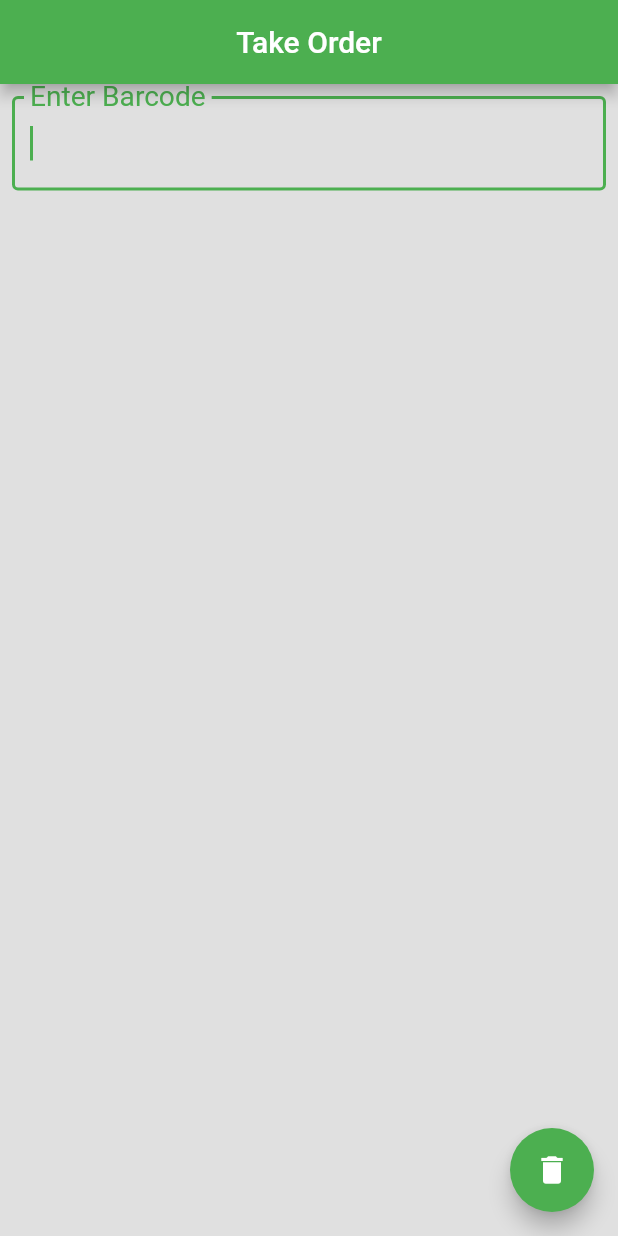
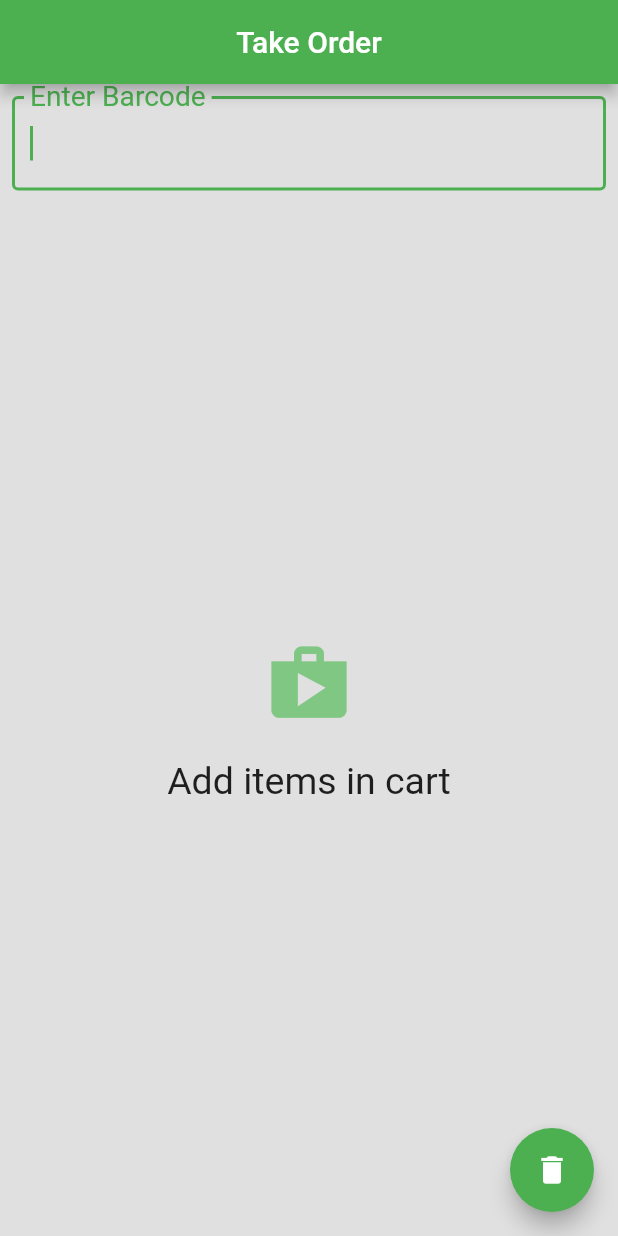
Before and after one commit to biswa1751/shoppy, a Flutter app: the screen it shows after launch, after a tap on the "delete" icon, on a phone screen of 412 x 824 dp. Run offline on Flutter 3.47's test engine with Material 2 defaults, Android fonts, the phone set to English and light mode, and no system bars; our stand-ins replace cloud_firestore; accounts and stored records are empty.

```diff
--- a/lib/Product_view.dart
+++ b/lib/Product_view.dart
@@ -45,7 +45,6 @@ class _ProductViewState extends State<ProductView> {
     _documentReference.get().then((snapshot) {
       print("my snapshot =${snapshot.data}");
       if (snapshot.exists) {
-        print("my snapshot2 =${snapshot.data}");
         _priceController.text = snapshot.data['price'];
         _qtyController.text = snapshot.data['qty'];
         _totalController.text =
--- a/lib/home_page.dart
+++ b/lib/home_page.dart
@@ -18,15 +18,21 @@ class _HomePageState extends State<HomePage> {
   @override
   void initState() {
     super.initState();
+
     _dataController = TextEditingController();
     _ref.snapshots().listen((snap) {
-      print("barcode :${snap.documents.last.data['barcode']}");
-     if(existIndex(int.parse(snap.documents.last.data['barcode']))==null)
-     {
+      print("barcode :${snap.documents}");
+      if (snap.documents.length == 0) {
+        print("0 length");
         setState(() {
-         _products.add(check(int.parse(snap.documents.last.data['barcode'])));
+          _products = [];
         });
-     }
+      } else if (existIndex(int.parse(snap.documents.last.data['barcode'])) ==
+          null) {
+        setState(() {
+          _products.add(check(int.parse(snap.documents.last.data['barcode'])));
+        });
+      }
     });
   }
 
@@ -35,7 +41,7 @@ class _HomePageState extends State<HomePage> {
     Map<String, String> data = <String, String>{
       "price": product.price.toString(),
       "qty": product.qty.toString(),
-      "barcode":product.barCode.toString()
+      "barcode": product.barCode.toString()
     };
     _documentReference.setData(data).whenComplete(() {
       print("Document $index Added");
@@ -43,7 +49,9 @@ class _HomePageState extends State<HomePage> {
   }
 
   void deleteData() {
-    _products = <Product>[];
+    setState(() {
+      _products = <Product>[];
+    });
     for (int i = 1; i <= productIndex; i++) {
       _documentReference = Firestore.instance.document("Products/Item$i");
       _documentReference.delete().whenComplete(() {
@@ -136,8 +144,20 @@ class _HomePageState extends State<HomePage> {
               )),
           Flexible(
             flex: 5,
-            child: ListView.builder(
+            child: _products.isEmpty?Center(
+                    child: Column(
+                      mainAxisAlignment: MainAxisAlignment.center,
+                      children: <Widget>[
+                        Icon(Icons.shop,color: Colors.green[300],size: 60,),
+                        SizedBox(height: 20,),
+                        Text("Add items in cart",style: TextStyle(
+                          fontSize: 25
+                        ),)
+                      ],
+                    ),
+                  ):ListView.builder(
               itemBuilder: (context, i) {
+
                 return ProductView(
                   product: _products[i],
                   index: i + 1,
@@ -152,7 +172,9 @@ class _HomePageState extends State<HomePage> {
       ),
       floatingActionButton: FloatingActionButton(
         child: Icon(Icons.delete),
-        onPressed: () => deleteData(),
+        onPressed: () {
+          deleteData();
+        },
       ),
     );
   }
```
Also changed, not shown: pubspec.lock, 2 other files.
